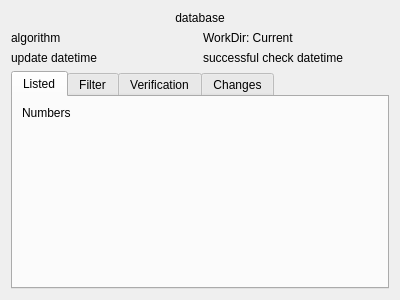
This is src/dialogdbstatus.ui in artemvlas/veretino as Qt 5 draws it before an edit. The edited form follows.
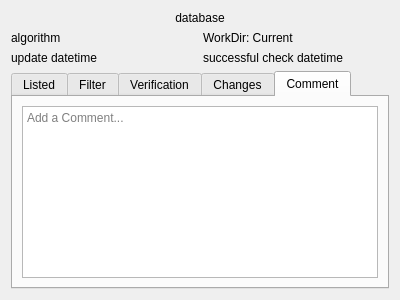
This is the edited form. The open tabs and pages were chosen to show the change. Custom widgets are drawn as their Qt base class.

Commit message: [func] Ability to add and edit comments to databases

```diff
--- a/src/dialogdbstatus.ui
+++ b/src/dialogdbstatus.ui
@@ -122,7 +122,21 @@
             <string>Result</string>
            </property>
            <property name="alignment">
-            <set>Qt::AlignLeading|Qt::AlignLeft|Qt::AlignTop</set>
+            <set>Qt::AlignmentFlag::AlignLeading|Qt::AlignmentFlag::AlignLeft|Qt::AlignmentFlag::AlignTop</set>
+           </property>
+          </widget>
+         </item>
+        </layout>
+       </widget>
+       <widget class="QWidget" name="tabComment">
+        <attribute name="title">
+         <string>Comment</string>
+        </attribute>
+        <layout class="QVBoxLayout" name="verticalLayout_5">
+         <item>
+          <widget class="QPlainTextEdit" name="inpComment">
+           <property name="placeholderText">
+            <string>Add a Comment...</string>
            </property>
           </widget>
          </item>
```
Left out of the diff: 8 changed lines with no effect on the pictures. The commit also changes 13 other files.
